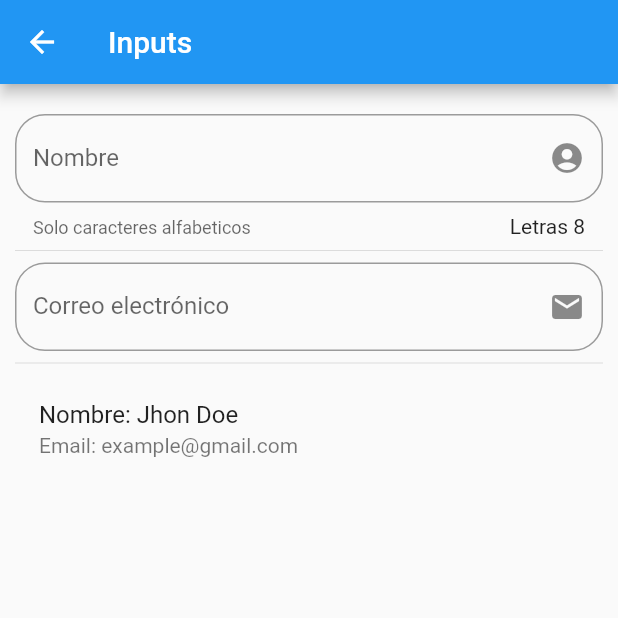
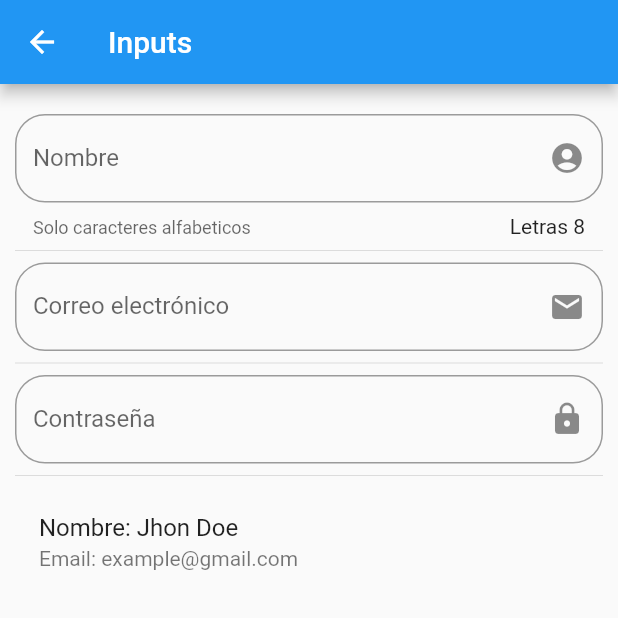
Before and after one commit to Andresdamelio/componentes_flutter, a Flutter app: the InputPage screen opened by its route, on a phone screen of 412 x 824 dp, the top half of it. Run offline on Flutter 3.47's test engine with Material 2 defaults, Android fonts, the phone set to English and light mode, and no system bars.

Commit message:
input password

```diff
--- a/lib/src/pages/input_page.dart
+++ b/lib/src/pages/input_page.dart
@@ -23,6 +23,8 @@ class _InputPageState extends State<InputPage> {
           _createInput(),
           Divider(),
           _createEmail(),
+          Divider(),
+          _createPassword(),
           Divider(),
           _createPerson()
         ]
@@ -67,6 +69,20 @@ class _InputPageState extends State<InputPage> {
     );
   }
 
+  Widget _createPassword() {
+    return TextField(
+      obscureText: true,
+      decoration: InputDecoration(
+        border: OutlineInputBorder(
+          borderRadius: BorderRadius.circular(20.0)
+        ),
+        hintText: '********',
+        labelText: 'Contraseña',
+        suffixIcon: Icon( Icons.lock )
+      ),
+    );
+  }
+
   Widget _createPerson() {
     return ListTile(
       title: Text('Nombre: $_name '),
```
